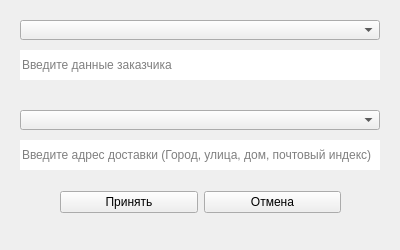
Old version of the form qt5/client_data_and_address.ui in the repository Evgeny-QA/warehouse_project.
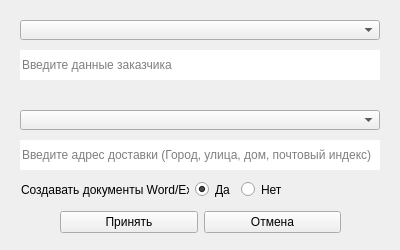
New version of the form.

Commit message: added sort funcs, radio_box for client_data, comments for modules

The edit to the form file:
```diff
--- a/qt5/client_data_and_address.ui
+++ b/qt5/client_data_and_address.ui
@@ -49,7 +49,7 @@
    <property name="geometry">
     <rect>
      <x>60</x>
-     <y>190</y>
+     <y>210</y>
      <width>281</width>
      <height>25</height>
     </rect>
@@ -97,6 +97,42 @@
     </rect>
    </property>
   </widget>
+  <widget class="QWidget" name="">
+   <property name="geometry">
+    <rect>
+     <x>21</x>
+     <y>180</y>
+     <width>266</width>
+     <height>19</height>
+    </rect>
+   </property>
+   <layout class="QHBoxLayout" name="horizontalLayout_2">
+    <item>
+     <widget class="QLabel" name="label_documents">
+      <property name="text">
+       <string>Создавать документы Word/Excel</string>
+      </property>
+     </widget>
+    </item>
+    <item>
+     <widget class="QRadioButton" name="radioButton_Yes">
+      <property name="text">
+       <string>Да</string>
+      </property>
+      <property name="checked">
+       <bool>true</bool>
+      </property>
+     </widget>
+    </item>
+    <item>
+     <widget class="QRadioButton" name="radioButton_No">
+      <property name="text">
+       <string>Нет</string>
+      </property>
+     </widget>
+    </item>
+   </layout>
+  </widget>
  </widget>
  <resources/>
  <connections/>
```
The commit also changes 8 other files.
